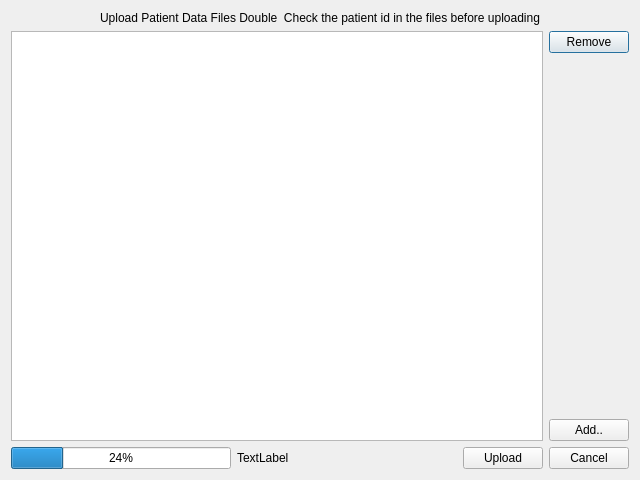
This is ui/patientdataupload.ui in creativepsyco/panex-client as Qt 5 draws it before an edit. The edited form follows.
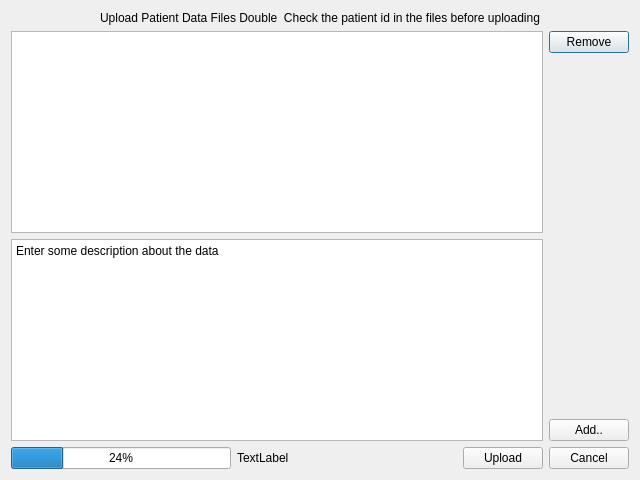
This is the edited form.

```diff
--- a/ui/patientdataupload.ui
+++ b/ui/patientdataupload.ui
@@ -13,7 +13,7 @@
   <property name="windowTitle">
    <string>Dialog</string>
   </property>
-  <layout class="QVBoxLayout" name="verticalLayout_2">
+  <layout class="QVBoxLayout" name="verticalLayout_3">
    <item>
     <widget class="QLabel" name="label_2">
      <property name="text">
@@ -30,6 +30,8 @@
    <item>
     <layout class="QHBoxLayout" name="horizontalLayout_2">
      <item>
+      <layout class="QVBoxLayout" name="verticalLayout_2">
+       <item>
       <widget class="QTreeView" name="treeFileList">
        <property name="selectionMode">
         <enum>QAbstractItemView::MultiSelection</enum>
@@ -38,6 +40,24 @@
         <bool>true</bool>
        </property>
       </widget>
+       </item>
+       <item>
+        <widget class="QPlainTextEdit" name="txtDescription">
+         <property name="enabled">
+          <bool>true</bool>
+         </property>
+         <property name="sizePolicy">
+          <sizepolicy hsizetype="Expanding" vsizetype="MinimumExpanding">
+           <horstretch>0</horstretch>
+           <verstretch>0</verstretch>
+          </sizepolicy>
+         </property>
+         <property name="plainText">
+          <string>Enter some description about the data</string>
+         </property>
+        </widget>
+       </item>
+      </layout>
      </item>
      <item>
       <layout class="QVBoxLayout" name="verticalLayout">
```
Lines whose indentation alone changed are shown as unchanged.
